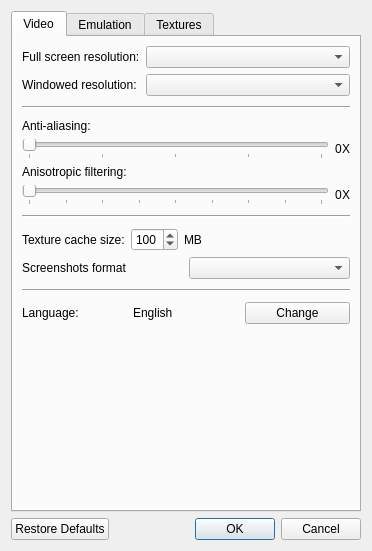
This is GLidenUI/configDialog.ui in gonetz/GLideN64 as Qt 5 draws it before an edit. The edited form follows.
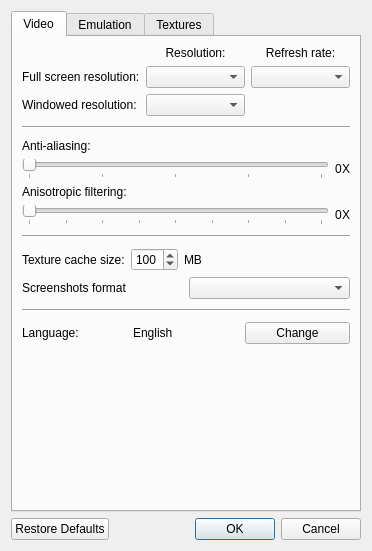
This is the edited form.

Commit message: Correct FullScreenResolutions comboBox

```diff
--- a/GLidenUI/configDialog.ui
+++ b/GLidenUI/configDialog.ui
@@ -39,11 +39,8 @@
        <item>
         <layout class="QVBoxLayout" name="verticalLayout_4">
          <item>
-          <layout class="QFormLayout" name="formLayout_2">
-           <property name="fieldGrowthPolicy">
-            <enum>QFormLayout::AllNonFixedFieldsGrow</enum>
-           </property>
-           <item row="0" column="0">
+          <layout class="QGridLayout" name="gridLayout_2">
+           <item row="1" column="0">
             <widget class="QLabel" name="fullScreenResolutionLabel">
              <property name="toolTip">
               <string>&lt;html&gt;&lt;head/&gt;&lt;body&gt;&lt;p&gt;&lt;span style=&quot; font-weight:600;&quot;&gt;Full screen resolution:&lt;/span&gt;&lt;/p&gt;&lt;p&gt;This sets the full screen resolution. All the resolutions that your video card/monitor supports should be displayed.&lt;/p&gt;&lt;p&gt;[Recommended: &lt;span style=&quot; font-style:italic;&quot;&gt;native (max) resolution of your monitor - unless performance becomes an issue&lt;/span&gt;]&lt;/p&gt;&lt;/body&gt;&lt;/html&gt;</string>
@@ -53,14 +50,14 @@
              </property>
             </widget>
            </item>
-           <item row="0" column="1">
-            <widget class="QComboBox" name="fullScreenResolutionComboBox">
+           <item row="1" column="2">
+            <widget class="QComboBox" name="fullScreenRefreshRateComboBox">
              <property name="toolTip">
               <string>&lt;html&gt;&lt;head/&gt;&lt;body&gt;&lt;p&gt;&lt;span style=&quot; font-weight:600;&quot;&gt;Full screen resolution:&lt;/span&gt;&lt;/p&gt;&lt;p&gt;This sets the full screen resolution. All the resolutions that your video card/monitor supports should be displayed.&lt;/p&gt;&lt;p&gt;[Recommended: &lt;span style=&quot; font-style:italic;&quot;&gt;native (max) resolution of your monitor - unless performance becomes an issue&lt;/span&gt;]&lt;/p&gt;&lt;/body&gt;&lt;/html&gt;</string>
              </property>
             </widget>
            </item>
-           <item row="1" column="0">
+           <item row="2" column="0">
             <widget class="QLabel" name="windowedResolutionLabel">
              <property name="toolTip">
               <string>&lt;html&gt;&lt;head/&gt;&lt;body&gt;&lt;p&gt;&lt;span style=&quot; font-weight:600;&quot;&gt;Resolution:&lt;/span&gt;&lt;/p&gt;&lt;p&gt;This option selects resolution for windowed mode.&lt;/p&gt;&lt;p&gt;[Recommended: &lt;span style=&quot; font-style:italic;&quot;&gt;640x480, 800x600, 1024x768&lt;/span&gt;]&lt;/p&gt;&lt;/body&gt;&lt;/html&gt;</string>
@@ -71,6 +68,29 @@
             </widget>
            </item>
            <item row="1" column="1">
+            <widget class="QComboBox" name="fullScreenResolutionComboBox"/>
+           </item>
+           <item row="0" column="2">
+            <widget class="QLabel" name="label_18">
+             <property name="text">
+              <string>Refresh rate:</string>
+             </property>
+             <property name="alignment">
+              <set>Qt::AlignCenter</set>
+             </property>
+            </widget>
+           </item>
+           <item row="0" column="1">
+            <widget class="QLabel" name="label_17">
+             <property name="text">
+              <string>Resolution:</string>
+             </property>
+             <property name="alignment">
+              <set>Qt::AlignCenter</set>
+             </property>
+            </widget>
+           </item>
+           <item row="2" column="1">
             <widget class="QComboBox" name="windowedResolutionComboBox">
              <property name="toolTip">
               <string>&lt;html&gt;&lt;head/&gt;&lt;body&gt;&lt;p&gt;&lt;span style=&quot; font-weight:600;&quot;&gt;Resolution:&lt;/span&gt;&lt;/p&gt;&lt;p&gt;This option selects resolution for windowed mode.&lt;/p&gt;&lt;p&gt;[Recommended: &lt;span style=&quot; font-style:italic;&quot;&gt;640x480, 800x600, 1024x768&lt;/span&gt;]&lt;/p&gt;&lt;/body&gt;&lt;/html&gt;</string>
@@ -417,8 +437,7 @@
         </layout>
        </item>
        <item>
-        <widget class="QWidget" name="widget" native="true">
-        </widget>
+        <widget class="QWidget" name="widget" native="true"/>
        </item>
       </layout>
      </widget>
```
